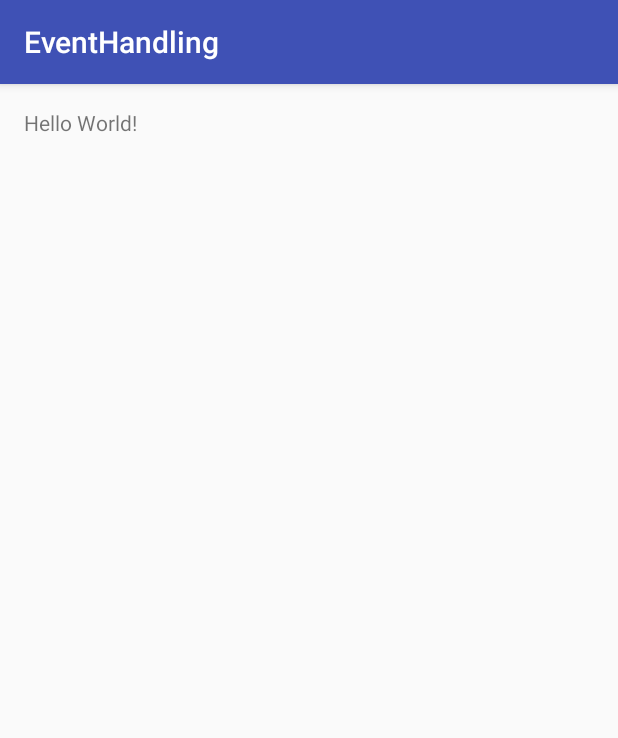
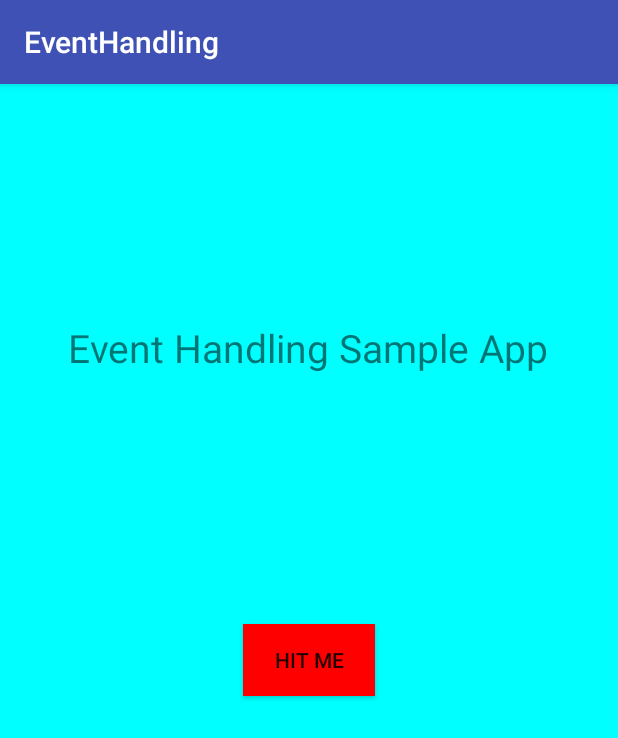
Before and after one commit to samisnotinsane/Coding-Lessons, an Android app: the screen it shows after launch (MainActivity), on a phone screen of 412 x 824 dp. Shown: the top 738 px of the screen. Run offline under Robolectric (Android 15) with nearby library versions, the phone set to English and light mode, and no system bars.

Commit message:
Added layout and contents in main activity.

```diff
--- a/Android/EventHandling/app/build.gradle
+++ b/Android/EventHandling/app/build.gradle
@@ -6,7 +6,7 @@ android {
 
     defaultConfig {
         applicationId "com.sameen.eventhandling"
-        minSdkVersion 18
+        minSdkVersion 16
         targetSdkVersion 24
         versionCode 1
         versionName "1.0"
--- a/Android/EventHandling/app/src/main/java/com/sameen/eventhandling/MainActivity.java
+++ b/Android/EventHandling/app/src/main/java/com/sameen/eventhandling/MainActivity.java
@@ -1,13 +1,57 @@
 package com.sameen.eventhandling;
 
+import android.graphics.Color;
 import android.support.v7.app.AppCompatActivity;
 import android.os.Bundle;
+import android.widget.Button;
+import android.widget.RelativeLayout;
+import android.widget.TextView;
 
 public class MainActivity extends AppCompatActivity {
 
     @Override
     protected void onCreate(Bundle savedInstanceState) {
         super.onCreate(savedInstanceState);
-        setContentView(R.layout.activity_main);
+
+        // Layout setup
+        RelativeLayout sameensLayout = new RelativeLayout(this);
+        sameensLayout.setBackgroundColor(Color.CYAN);
+
+        // Button (will be centred)
+        Button redButton = new Button(this);
+        redButton.setText(R.string.main_btn);
+        redButton.setBackgroundColor(Color.RED);
+
+        // App title
+        TextView appTitle = new TextView(this);
+        appTitle.setText(R.string.app_title);
+        appTitle.setTextSize(26f);
+
+        // Set IDs for widgets
+        redButton.setId(1);
+        appTitle.setId(2);
+
+        // Defining container for widgets
+        RelativeLayout.LayoutParams redButtonDetails = new RelativeLayout.LayoutParams(
+                RelativeLayout.LayoutParams.WRAP_CONTENT,
+                RelativeLayout.LayoutParams.WRAP_CONTENT
+        );
+        RelativeLayout.LayoutParams appTitleDetails = new RelativeLayout.LayoutParams(
+                RelativeLayout.LayoutParams.WRAP_CONTENT,
+                RelativeLayout.LayoutParams.WRAP_CONTENT
+        );
+
+        // Button should be centred
+        redButtonDetails.addRule(RelativeLayout.CENTER_HORIZONTAL);
+        redButtonDetails.addRule(RelativeLayout.CENTER_VERTICAL);
+        // Textview should be near top and horiz. centred
+        appTitleDetails.addRule(RelativeLayout.ABOVE, redButton.getId());
+        appTitleDetails.addRule(RelativeLayout.CENTER_HORIZONTAL);
+        appTitleDetails.setMargins(0,0,0,250);
+
+        sameensLayout.addView(redButton, redButtonDetails);
+        sameensLayout.addView(appTitle, appTitleDetails);
+
+        setContentView(sameensLayout);
     }
 }
--- a/Android/EventHandling/app/src/main/res/values/strings.xml
+++ b/Android/EventHandling/app/src/main/res/values/strings.xml
@@ -1,3 +1,5 @@
 <resources>
     <string name="app_name">EventHandling</string>
+    <string name="app_title">Event Handling Sample App</string>
+    <string name="main_btn">Hit me</string>
 </resources>
```
